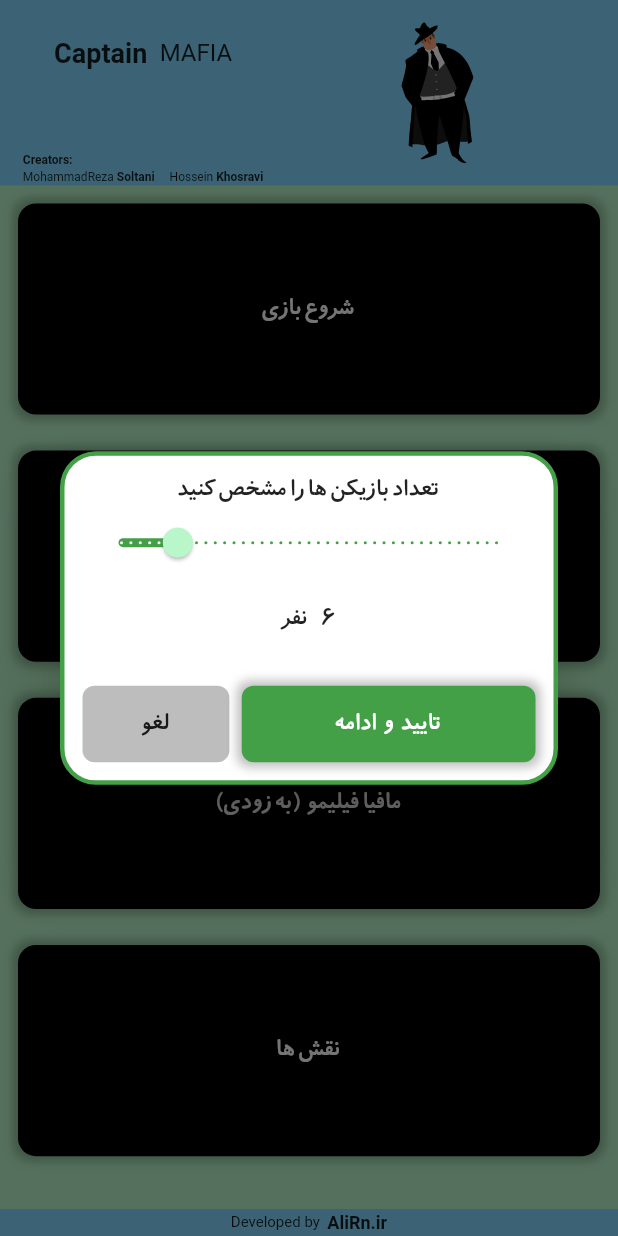
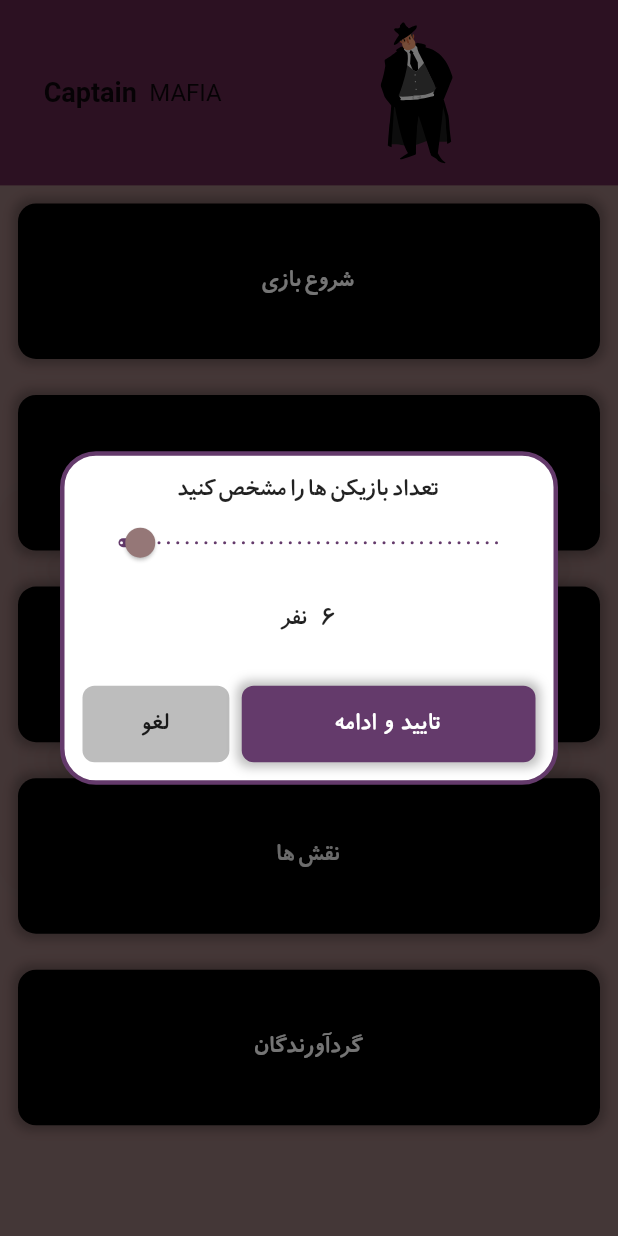
Before and after one commit to miveh/captain, a Flutter app: the screen it shows after launch, after a tap on "شروع بازی", on a phone screen of 412 x 824 dp. Run offline on Flutter 3.47's test engine with Material 2 defaults, Android fonts, the phone set to English and light mode, and no system bars; drawn by our look-alikes of auto_size_text; our stand-ins replace flutter_staggered_animations, get, get_storage, lottie.

Commit message:
Change colors + Minor improvement on showing roles

```diff
--- a/lib/Consts/colors.dart
+++ b/lib/Consts/colors.dart
@@ -1,8 +1,8 @@
 import 'package:flutter/material.dart';
 
 
-Color mainBgColor = Colors.lightBlueAccent.shade100;
-Color secondColorLight = Colors.greenAccent.shade100;
-Color secondColor = Colors.green.shade600;
+Color mainBgColor = const Color(0xff5F264A);
+Color secondColor = const Color(0xff643A6B);
+Color secondColorLight = const Color(0xff957777);
 
 Color textRedColor = const Color(0xffAC3F44);
--- a/lib/Controllers/Home/home_controller.dart
+++ b/lib/Controllers/Home/home_controller.dart
@@ -8,7 +8,9 @@ import '../../Views/Home/Widgets/player_count_widget_dialog.dart';
 class HomeController extends GetxController {
 
 
-  RxDouble playerCount = 4.0.obs;
+  RxDouble playerCount = 5.0.obs;
+
+  RxDouble tvMafiaCount = 5.0.obs;
 
 
 
@@ -31,6 +33,11 @@ class HomeController extends GetxController {
     CategoryModel(
       id: 3,
       title: 'نقش ها',
+      isSelected: false.obs,
+    ),
+    CategoryModel(
+      id: 4,
+      title: 'گردآورندگان',
       isSelected: false.obs,
     ),
   ];
@@ -56,6 +63,11 @@ class HomeController extends GetxController {
       //     break;
       //   }
       // case 3:
+      //   {
+      //     showPlayerCountDialog(8.0);
+      //     break;
+      //   }
+      // case 4:
       //   {
       //     showPlayerCountDialog(8.0);
       //     break;
@@ -91,7 +103,7 @@ class HomeController extends GetxController {
   void changePosition({
     required double newPosition,
   }) {
-    if(newPosition >= 4 ){
+    if(newPosition >= 5 ){
       playerCount(newPosition);
     }
   }
--- a/lib/Controllers/ShowRoles/show_roles_controller.dart
+++ b/lib/Controllers/ShowRoles/show_roles_controller.dart
@@ -1,3 +1,5 @@
+import 'dart:math';
+
 import 'package:flutter/material.dart';
 import 'package:get/get.dart';
 
@@ -15,6 +17,7 @@ class ShowRolesController extends GetxController {
 
   void initData() {
     selectedRolesList = Get.arguments['rolesList'];
+    selectedRolesList.shuffle();
   }
 
   void showRole({
@@ -40,5 +43,6 @@ class ShowRolesController extends GetxController {
     for (RolesModel role in selectedRolesList){
       role.isShow(false);
     }
+    selectedRolesList.shuffle(Random());
   }
 }
--- a/lib/Views/Home/Widgets/build_main_grid_view_widget.dart
+++ b/lib/Views/Home/Widgets/build_main_grid_view_widget.dart
@@ -26,7 +26,7 @@ class BuildMainGridViewWidget extends StatelessWidget {
             shrinkWrap: true,
             gridDelegate: const SliverGridDelegateWithFixedCrossAxisCount(
               crossAxisCount: 1,
-              childAspectRatio: (1 / .4),
+              childAspectRatio: (1 / .31),
             ),
             itemBuilder: (_, index) => _buildCategoryItem(
               category: controller.categoryList[index],
--- a/lib/Views/Home/Widgets/header_widget.dart
+++ b/lib/Views/Home/Widgets/header_widget.dart
@@ -20,16 +20,7 @@ class MainHeaderWidget extends StatelessWidget {
       child: Row(
         mainAxisAlignment: MainAxisAlignment.spaceEvenly,
         children: [
-          Column(
-            mainAxisAlignment: MainAxisAlignment.spaceBetween,
-            children: [
-              Hero(
-                tag: 'CaptainMafia',
-                child: Column(
-                  children: [
-                    SizedBox(height: Get.height * .03),
           Row(
-                      mainAxisAlignment: MainAxisAlignment.start,
             children: [
               const Text(
                 'Captain',
@@ -49,33 +40,6 @@ class MainHeaderWidget extends StatelessWidget {
               ),
             ],
           ),
-                  ],
-                ),
-              ),
-              Column(
-                crossAxisAlignment: CrossAxisAlignment.start,
-                children: [
-                  const Text(
-                    'Creators:',
-                    style: TextStyle(
-                      fontSize: 8.0,
-                      fontWeight: FontWeight.bold,
-                    ),
-                  ),
-                  const SizedBox(height: 2.0),
-                  Row(
-                    mainAxisAlignment: MainAxisAlignment.start,
-                    children: [
-                      _buildName(firstName: 'MohammadReza', lastName: 'Soltani'),
-                      const SizedBox(width: 10.0),
-                      _buildName(firstName: 'Hossein', lastName: 'Khosravi'),
-                    ],
-                  ),
-                  const SizedBox(height: 1.0),
-                ],
-              ),
-            ],
-          ),
           Hero(
             tag: 'CaptainAnimation',
             child: SizedBox(
@@ -90,28 +54,4 @@ class MainHeaderWidget extends StatelessWidget {
       ),
     );
   }
-
-  Widget _buildName({required String firstName, required String lastName}) {
-    return Row(
-      children: [
-        Text(
-          firstName,
-          style: const TextStyle(
-            fontSize: 8.0,
-          ),
-        )
-        ,
-        const SizedBox(
-          width: 2.0,
-        ),
-        Text(
-          lastName,
-          style: const TextStyle(
-            fontWeight: FontWeight.bold,
-            fontSize: 8.0,
-          ),
-        )
-      ],
-    );
 }
-}
--- a/lib/Views/Home/Widgets/player_count_widget_dialog.dart
+++ b/lib/Views/Home/Widgets/player_count_widget_dialog.dart
@@ -1,6 +1,5 @@
 import 'package:auto_size_text/auto_size_text.dart';
 import 'package:flutter/material.dart';
-import 'package:flutter/rendering.dart';
 import 'package:get/get.dart';
 import 'package:mafia_role/Consts/measures.dart';
 import 'package:mafia_role/Controllers/Home/home_controller.dart';
@@ -43,7 +42,7 @@ class PlayerCountWidgetDialog extends StatelessWidget {
               activeColor: secondColor,
               inactiveColor: Colors.white,
               divisions: 40,
-              max: 40.0,
+              max: 100.0,
               label: controller.playerCount.value.toInt().toString(),
               value: controller.playerCount.value,
               onChanged: (value) async {
--- a/lib/Views/Home/home_screen.dart
+++ b/lib/Views/Home/home_screen.dart
@@ -31,31 +31,6 @@ class HomeScreen extends StatelessWidget {
               BuildMainGridViewWidget(
                 controller: controller,
               ),
-              const Padding(
-                padding: EdgeInsetsDirectional.symmetric(
-                    horizontal: 0.0, vertical: 2.0),
-                child: Row(
-                  mainAxisAlignment: MainAxisAlignment.center,
-                  children: [
-                    Text(
-                      'Developed by',
-                      style: TextStyle(
-                        fontSize: 10.0,
-                      ),
-                    ),
-                    SizedBox(
-                      width: 5.0,
-                    ),
-                    Text(
-                      'AliRn.ir',
-                      style: TextStyle(
-                        fontWeight: FontWeight.bold,
-                        fontSize: 12.0,
-                      ),
-                    ),
-                  ],
-                ),
-              )
             ],
           ),
         ),
--- a/lib/Views/Splash/splash_screen.dart
+++ b/lib/Views/Splash/splash_screen.dart
@@ -32,9 +32,7 @@ class SplashScreen extends StatelessWidget {
                 ),
               ),
             ),
-            Hero(
-                tag: 'CaptainMafia',
-                child: Row(
+            Row(
               mainAxisAlignment: MainAxisAlignment.center,
               children: [
                 const Text(
@@ -55,7 +53,6 @@ class SplashScreen extends StatelessWidget {
                 ),
               ],
             ),
-            ),
           ],
         ),
       ),
```
Also changed, not shown: lib/Consts/rolesData.dart (+10 -10 lines), lib/Views/ShowRoles/Widgets/show_role_content_alert.dart (+19 -20 lines), lib/Views/ShowRoles/show_roles_screen.dart (+8 -7 lines). Lines whose indentation alone changed are shown as unchanged.
